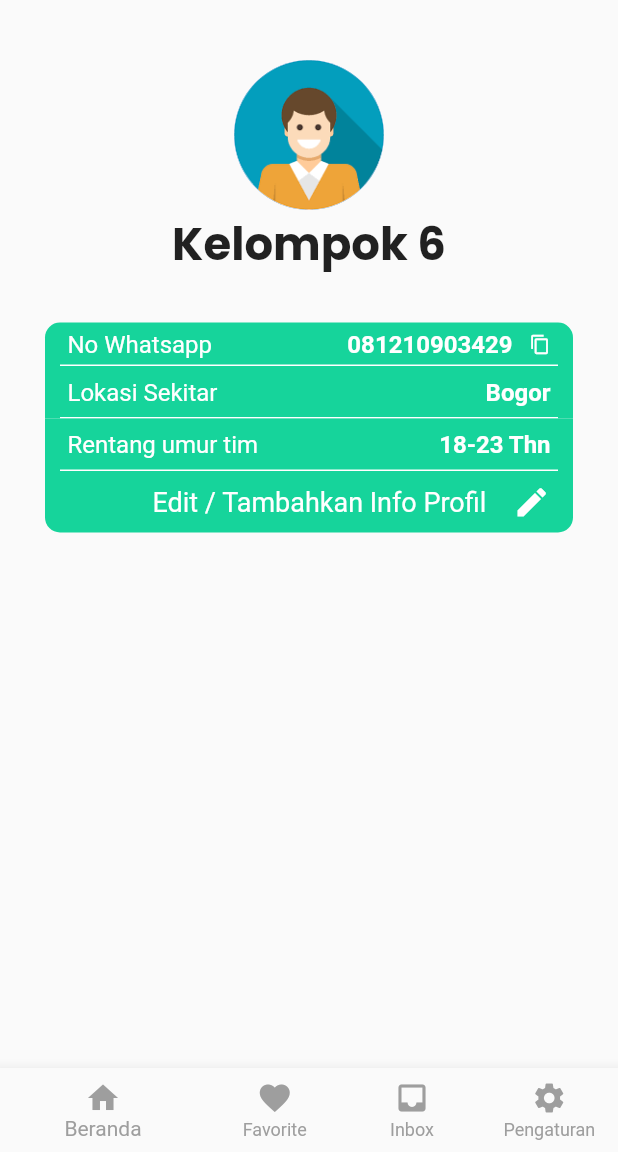
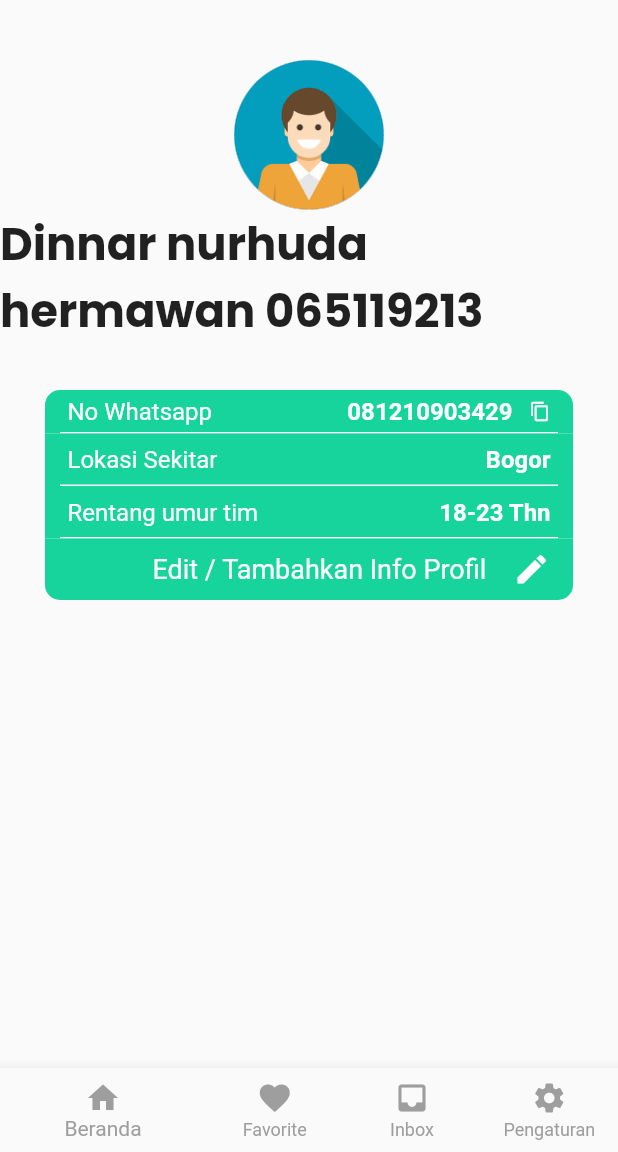
Before and after one commit to DinnarN00/apk, a Flutter app: the Profile screen opened directly, on a phone screen of 412 x 824 dp, the part 84-1236 px from its top. Run offline on Flutter 3.47's test engine with Material 2 defaults, Android fonts, the phone set to English and light mode, and no system bars; our stand-ins replace settings_ui.

Commit message:
Update profile.dart

```diff
--- a/lib/profile.dart
+++ b/lib/profile.dart
@@ -43,7 +43,7 @@ class Profile extends StatelessWidget {
           const CircleAvatar(
               radius: 50, backgroundImage: AssetImage('images/vi.png')),
           const Text(
-            'Kelompok 6',
+            'Dinnar nurhuda hermawan 065119213',
             style: TextStyle(
                 fontFamily: "FontPoppins",
                 fontSize: 30,
```
